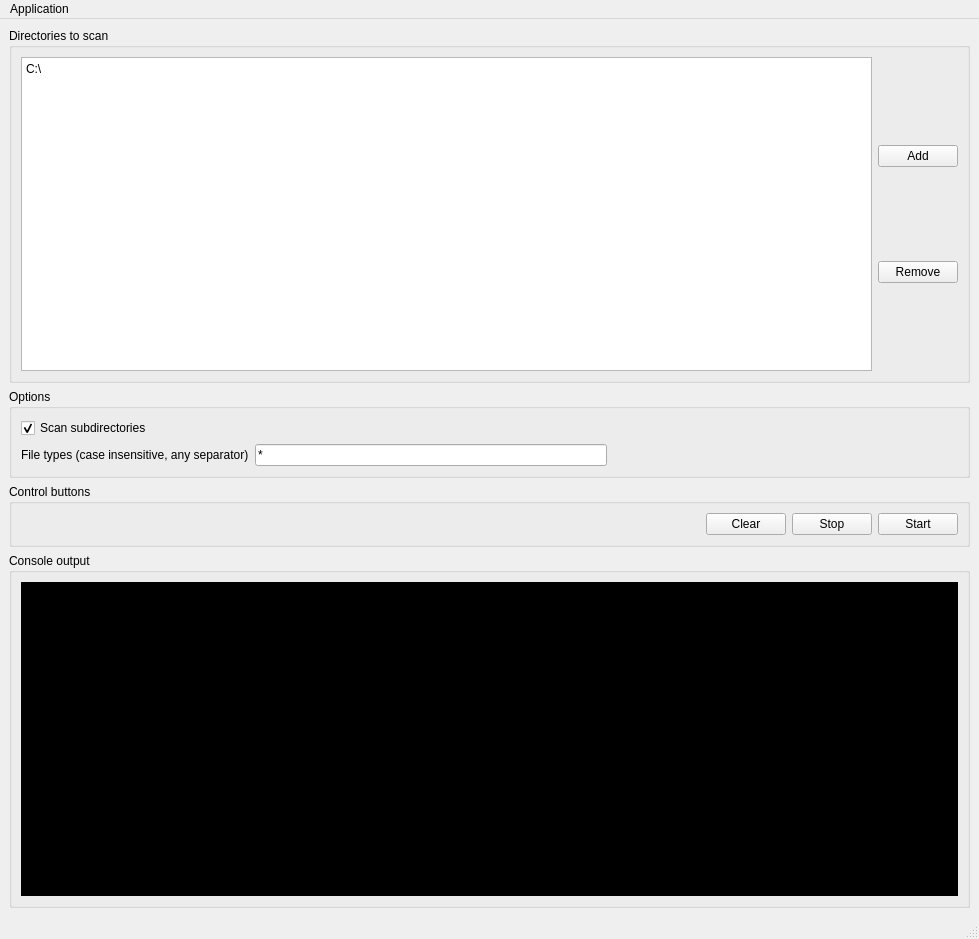
First picture: the form in OpenFileOrganizer.ui, repository robertpel83/FileOrganizer, before the edit.
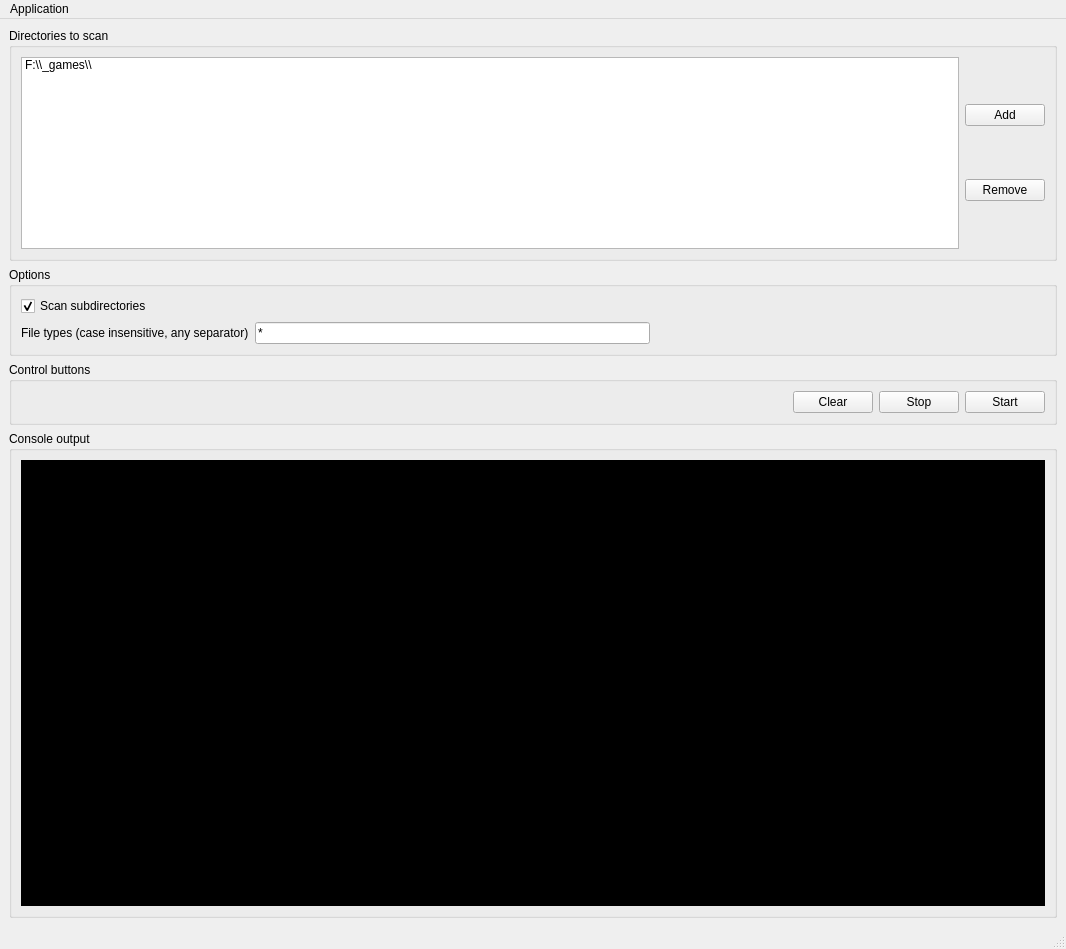
Second picture: the form after the edit.

Diff of the .ui file:
```diff
--- a/OpenFileOrganizer.ui
+++ b/OpenFileOrganizer.ui
@@ -6,8 +6,8 @@
    <rect>
     <x>0</x>
     <y>0</y>
-    <width>979</width>
-    <height>939</height>
+    <width>1066</width>
+    <height>949</height>
    </rect>
   </property>
   <property name="windowTitle">
@@ -19,6 +19,12 @@
      <layout class="QVBoxLayout" name="mainVerticalLayout">
       <item>
        <widget class="QGroupBox" name="scanDirsGroupBox">
+        <property name="sizePolicy">
+         <sizepolicy hsizetype="Preferred" vsizetype="Maximum">
+          <horstretch>0</horstretch>
+          <verstretch>0</verstretch>
+         </sizepolicy>
+        </property>
         <property name="title">
          <string>Directories to scan</string>
         </property>
@@ -26,24 +32,32 @@
          <item>
           <layout class="QHBoxLayout" name="scanDirsHorizontalLayout">
            <item>
-            <widget class="QPlainTextEdit" name="scanDirsPlainTextEdit">
-             <property name="plainText">
-              <string>C:\</string>
+            <widget class="QListWidget" name="listWidget">
+             <property name="sizePolicy">
+              <sizepolicy hsizetype="Expanding" vsizetype="MinimumExpanding">
+               <horstretch>0</horstretch>
+               <verstretch>0</verstretch>
+              </sizepolicy>
              </property>
+             <item>
+              <property name="text">
+               <string>F:\\_games\\</string>
+              </property>
+             </item>
             </widget>
            </item>
            <item>
             <layout class="QVBoxLayout" name="dirButtonsVBoxLayout">
-             <item>
-              <widget class="QPushButton" name="removeDirPushButton">
-               <property name="text">
-                <string>Add</string>
-               </property>
-              </widget>
-             </item>
              <item>
               <widget class="QPushButton" name="addDirPushButton">
                <property name="text">
+                <string>Add</string>
+               </property>
+              </widget>
+             </item>
+             <item>
+              <widget class="QPushButton" name="removeDirPushButton">
+               <property name="text">
                 <string>Remove</string>
                </property>
               </widget>
@@ -175,6 +189,12 @@
       </item>
       <item>
        <widget class="QGroupBox" name="consoleOutputGroupBox">
+        <property name="sizePolicy">
+         <sizepolicy hsizetype="Preferred" vsizetype="Preferred">
+          <horstretch>0</horstretch>
+          <verstretch>0</verstretch>
+         </sizepolicy>
+        </property>
         <property name="title">
          <string>Console output</string>
         </property>
@@ -216,7 +236,7 @@
     <rect>
      <x>0</x>
      <y>0</y>
-     <width>979</width>
+     <width>1066</width>
      <height>22</height>
     </rect>
    </property>
```
